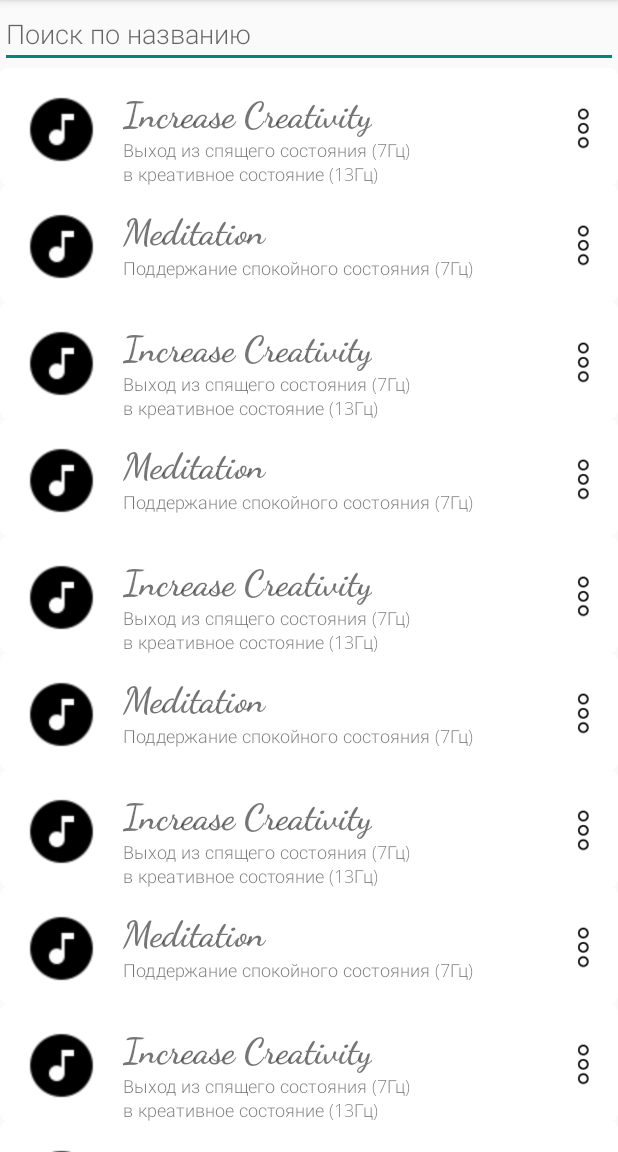
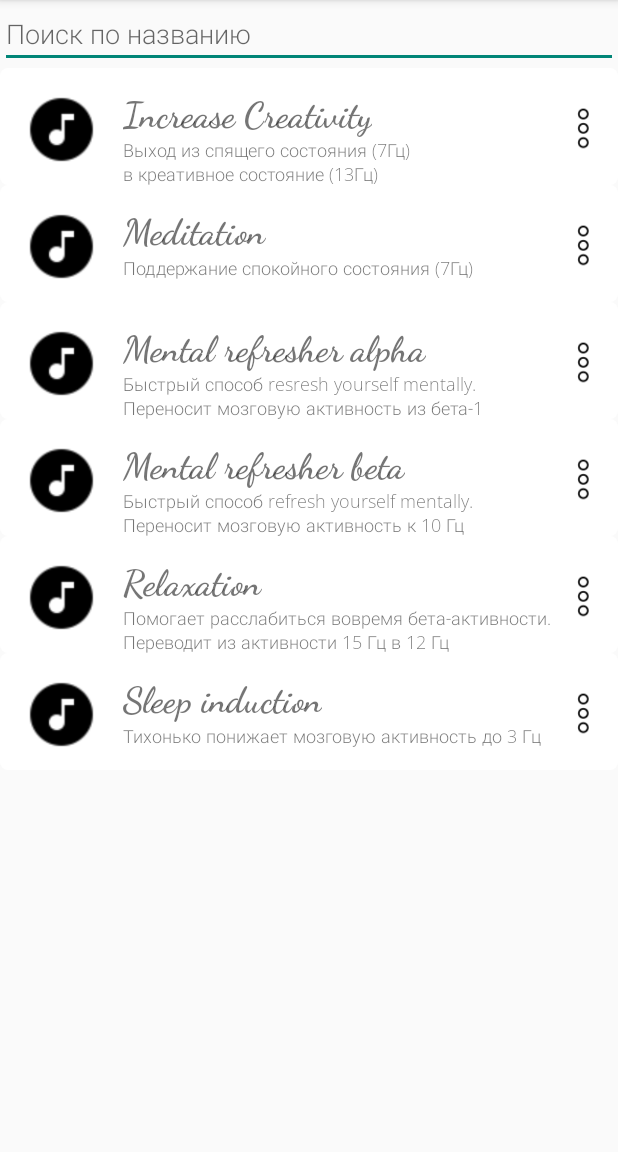
Before and after one commit to IdeoG/android-media-player, an Android app: the screen it shows after launch (MainActivity), on a phone screen of 412 x 824 dp, the part 84-1236 px from its top. Run offline under Robolectric (Android 15) with nearby library versions, the phone set to English and light mode, and no system bars; Roboto replaces fonts that are not available here.

Commit message:
Добавил обработчик на вперед-назад Добавил музыки

```diff
--- a/app/src/main/java/net/tutorial/powernap/fragments/ListFragment.kt
+++ b/app/src/main/java/net/tutorial/powernap/fragments/ListFragment.kt
@@ -57,22 +57,18 @@ class ListFragment : Fragment(), ViewHolderListener {
     }
 
     private fun initTrackList() {
-        tracks.add(Track("Increase Creativity", "Выход из спящего состояния (7Гц)\nв креативное состояние (13Гц)"))
+        tracks.add(Track("Increase Creativity", "Выход из спящего состояния (7Гц)\n" +
+                "в креативное состояние (13Гц)"))
         tracks.add(Track("Meditation", "Поддержание спокойного состояния (7Гц)"))
-
-        tracks.add(Track("Increase Creativity", "Выход из спящего состояния (7Гц)\nв креативное состояние (13Гц)"))
-        tracks.add(Track("Meditation", "Поддержание спокойного состояния (7Гц)"))
-
-        tracks.add(Track("Increase Creativity", "Выход из спящего состояния (7Гц)\nв креативное состояние (13Гц)"))
-        tracks.add(Track("Meditation", "Поддержание спокойного состояния (7Гц)"))
-
-        tracks.add(Track("Increase Creativity", "Выход из спящего состояния (7Гц)\nв креативное состояние (13Гц)"))
-        tracks.add(Track("Meditation", "Поддержание спокойного состояния (7Гц)"))
-
-        tracks.add(Track("Increase Creativity", "Выход из спящего состояния (7Гц)\nв креативное состояние (13Гц)"))
-        tracks.add(Track("Meditation", "Поддержание спокойного состояния (7Гц)"))
-
-        tracks.add(Track("Increase Creativity", "Выход из спящего состояния (7Гц)\nв креативное состояние (13Гц)"))
-        tracks.add(Track("Meditation", "Поддержание спокойного состояния (7Гц)"))
+        tracks.add(Track("Mental refresher alpha", "Быстрый способ resresh yourself mentally.\n" +
+                "Переносит мозговую активность из бета-1\n" +
+                "в альфа"))
+        tracks.add(Track("Mental refresher beta", "Быстрый способ refresh yourself mentally.\n" +
+                "Переносит мозговую активность к 10 Гц\n" +
+                "и возвращается к 15 Гц"))
+        tracks.add(Track("Relaxation", "Помогает расслабиться вовремя бета-активности.\n" +
+                "Переводит из активности 15 Гц в 12 Гц\n" +
+                "и под конец возвращается обратно в 15 Гц"))
+        tracks.add(Track("Sleep induction", "Тихонько понижает мозговую активность до 3 Гц"))
     }
 }
```
Also changed, not shown: app/src/main/java/net/tutorial/powernap/fragments/PlayFragment.kt (+72 -40 lines), app/src/main/res/layout/fragment_play.xml (+5 -5 lines), 6 other files.
